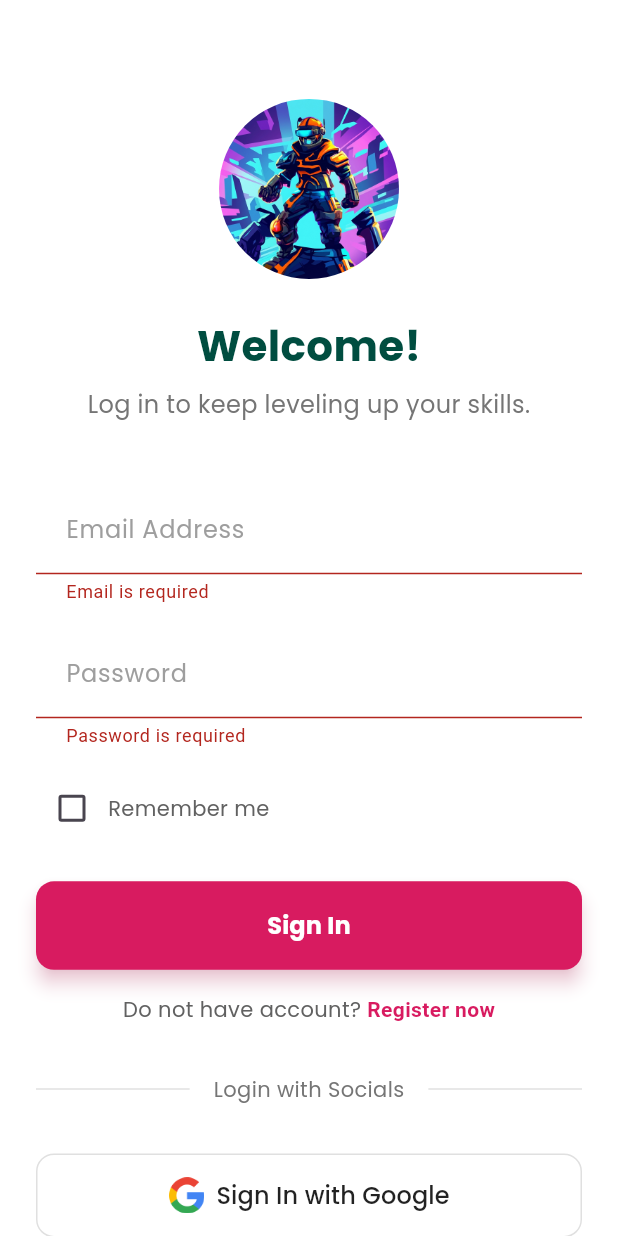
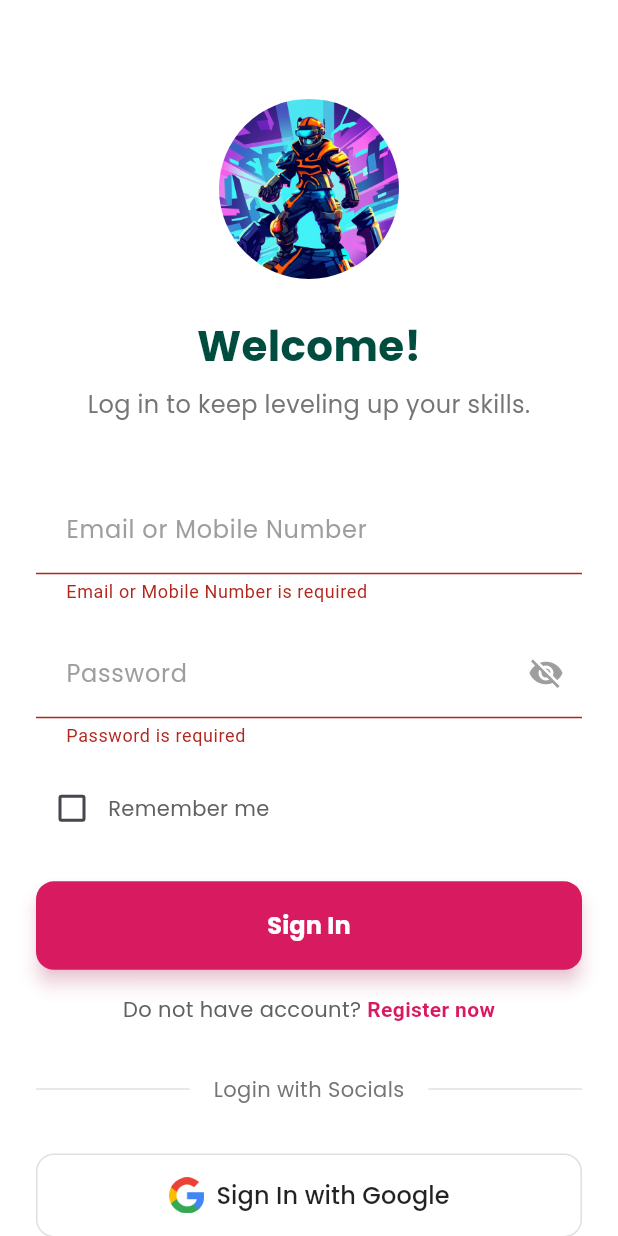
Before and after one commit to badalaryal11/Game-Competition-Platform, a Flutter app: the GameScreen screen opened directly, after a tap on "Carrom Singleplayer", after a tap on the "logout" icon, after a tap on "Sign In", on a phone screen of 412 x 824 dp. Run offline on Flutter 3.47's test engine with Material 3 defaults, Android fonts, the phone set to English and light mode, and no system bars; our stand-ins replace google_fonts, google_sign_in, sqflite, sqflite_common_ffi, sqflite_common_ffi_web; accounts and stored records are empty.

Commit message:
feat: Implement identifier-based login (email/phone) and add phone/email verification flow with mock logic

```diff
--- a/lib/game_screen.dart
+++ b/lib/game_screen.dart
@@ -56,7 +56,7 @@ class _GameScreenState extends State<GameScreen> {
         ),
         actions: [
           IconButton(
-            icon: const Icon(Icons.logout),
+            icon: const Icon(Icons.logout, color: Colors.black, size: 30),
             tooltip: 'Sign Out',
             onPressed: () {
               // Sign out logic
--- a/lib/signin_screen.dart
+++ b/lib/signin_screen.dart
@@ -23,6 +23,7 @@ class _SignInScreenState extends State<SignInScreen> {
 
   bool _rememberMe = false;
   bool _isLoading = false;
+  bool _isPasswordVisible = false;
 
   // Add controllers at the top of the class
   final _emailController = TextEditingController();
@@ -40,17 +41,18 @@ class _SignInScreenState extends State<SignInScreen> {
     super.dispose();
   }
 
-  // Add email validation method
-  bool _validateEmail(String email) {
-    final emailRegex = RegExp(r'^[\w-\.]+@([\w-]+\.)+[\w-]{2,4}$');
-
-    if (email.isEmpty) {
-      setState(() => _emailError = 'Email is required');
+  // Add identifier validation method
+  bool _validateIdentifier(String identifier) {
+    if (identifier.isEmpty) {
+      setState(() => _emailError = 'Email or Mobile Number is required');
       return false;
     }
 
-    if (!emailRegex.hasMatch(email)) {
-      setState(() => _emailError = 'Please enter a valid email');
+    final emailRegex = RegExp(r'^[\w-\.]+@([\w-]+\.)+[\w-]{2,4}$');
+    final phoneRegex = RegExp(r'^\+?[0-9]{10,12}$');
+
+    if (!emailRegex.hasMatch(identifier) && !phoneRegex.hasMatch(identifier)) {
+      setState(() => _emailError = 'Enter a valid email or phone number');
       return false;
     }
 
@@ -134,10 +136,10 @@ class _SignInScreenState extends State<SignInScreen> {
   }
 
   Future<void> _handleSignIn() async {
-    final emailValid = _validateEmail(_emailController.text);
+    final identifierValid = _validateIdentifier(_emailController.text);
     final passwordValid = _validatePassword(_passwordController.text);
 
-    if (emailValid && passwordValid) {
+    if (identifierValid && passwordValid) {
       setState(() => _isLoading = true);
 
       try {
@@ -216,7 +218,7 @@ class _SignInScreenState extends State<SignInScreen> {
                 ),
                 SizedBox(height: screenHeight * 0.05),
                 _buildTextField(
-                  hint: 'Email Address',
+                  hint: 'Email or Mobile Number',
                   controller: _emailController,
                   errorText: _emailError,
                 ),
@@ -224,6 +226,7 @@ class _SignInScreenState extends State<SignInScreen> {
                 _buildTextField(
                   hint: 'Password',
                   obscureText: true,
+                  isPassword: true,
                   controller: _passwordController,
                   errorText: _passwordError,
                 ),
@@ -260,6 +263,22 @@ class _SignInScreenState extends State<SignInScreen> {
                   assetPath: 'assets/images/apple_logo.png',
                 ),
                 SizedBox(height: screenHeight * 0.05),
+                Center(
+                  child: TextButton(
+                    onPressed: () async {
+                      await context.read<AuthProvider>().clearData();
+                      if (mounted) {
+                        ScaffoldMessenger.of(context).showSnackBar(
+                          const SnackBar(content: Text('All data cleared')),
+                        );
+                      }
+                    },
+                    child: Text(
+                      'Reset App Data (Dev Only)',
+                      style: GoogleFonts.poppins(color: Colors.red),
+                    ),
+                  ),
+                ),
               ],
             ),
           ),
@@ -273,10 +292,11 @@ class _SignInScreenState extends State<SignInScreen> {
     bool obscureText = false,
     TextEditingController? controller,
     String? errorText,
+    bool isPassword = false,
   }) {
     return TextField(
       controller: controller,
-      obscureText: obscureText,
+      obscureText: isPassword ? !_isPasswordVisible : obscureText,
       decoration: InputDecoration(
         hintText: hint,
         errorText: errorText,
@@ -293,10 +313,23 @@ class _SignInScreenState extends State<SignInScreen> {
           vertical: 18,
           horizontal: 20,
         ),
+        suffixIcon: isPassword
+            ? IconButton(
+                icon: Icon(
+                  _isPasswordVisible ? Icons.visibility : Icons.visibility_off,
+                  color: Colors.grey,
+                ),
+                onPressed: () {
+                  setState(() {
+                    _isPasswordVisible = !_isPasswordVisible;
+                  });
+                },
+              )
+            : null,
       ),
       onChanged: (value) {
-        if (hint == 'Email Address') {
-          _validateEmail(value);
+        if (hint == 'Email or Mobile Number') {
+          _validateIdentifier(value);
         }
       },
     );
```
Also changed, not shown: lib/helpers/database_helper.dart (+8 -3 lines), lib/phone_verification_screen.dart (+74 -34 lines), lib/providers/auth_provider.dart (+8 -2 lines), lib/repositories/user_repository.dart (+7 -3 lines), lib/signup_screen.dart (+64 -6 lines).
